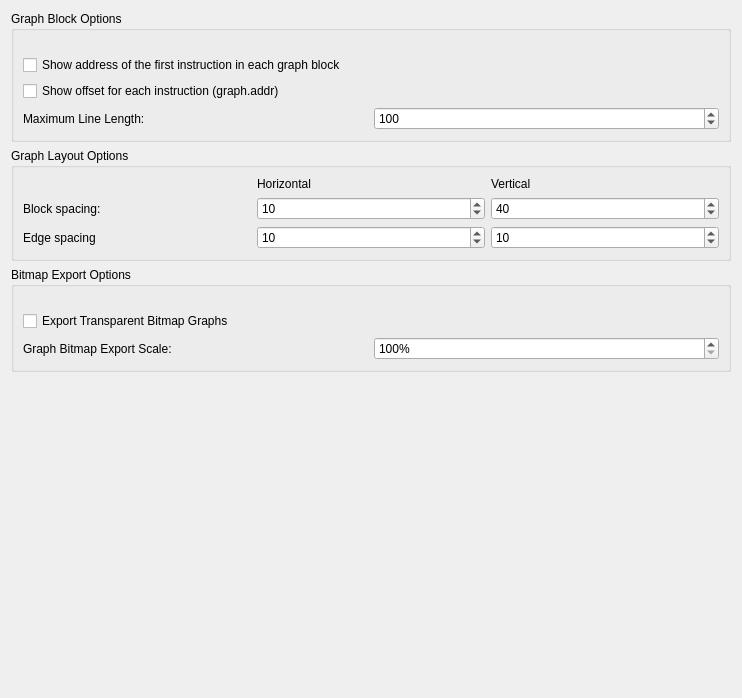
The window that src/dialogs/preferences/GraphOptionsWidget.ui (radareorg/iaito) describes before a commit, drawn with Qt 5.
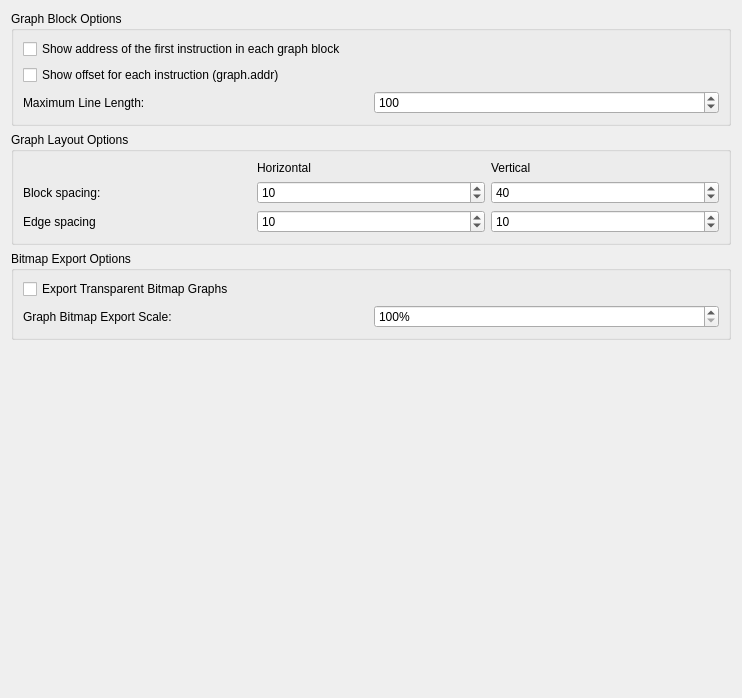
The same window after the commit.

Commit message: Improve preferences window layout

Patch:
```diff
--- a/src/dialogs/preferences/GraphOptionsWidget.ui
+++ b/src/dialogs/preferences/GraphOptionsWidget.ui
@@ -15,15 +15,13 @@
   </property>
   <layout class="QVBoxLayout" name="verticalLayout_3">
    <item>
-    <layout class="QVBoxLayout" name="verticalLayout_8">
-     <item>
       <widget class="QGroupBox" name="GraphBlockOptions">
        <property name="title">
         <string>Graph Block Options </string>
        </property>
        <layout class="QVBoxLayout" name="verticalLayout_9">
         <property name="topMargin">
-         <number>24</number>
+         <number>8</number>
         </property>
         <item>
          <widget class="QCheckBox" name="blockEntryCheckBox">
@@ -171,7 +169,7 @@
        </property>
        <layout class="QVBoxLayout" name="verticalLayout_10">
         <property name="topMargin">
-         <number>24</number>
+         <number>8</number>
         </property>
         <item>
          <widget class="QCheckBox" name="checkTransparent">
@@ -213,8 +211,6 @@
        </layout>
       </widget>
      </item>
-    </layout>
-   </item>
    <item>
     <spacer name="verticalSpacer">
      <property name="orientation">
```
The commit also changes 13 other files.
